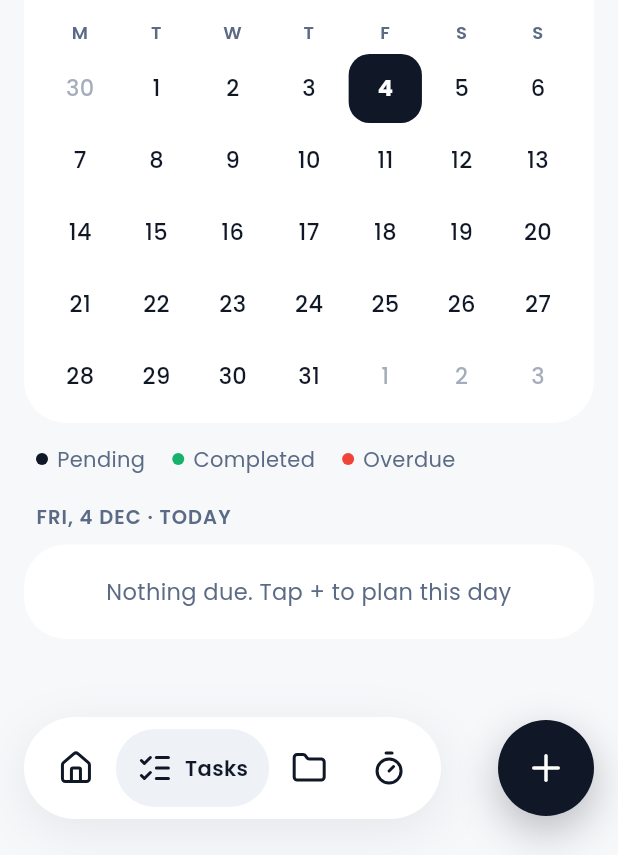
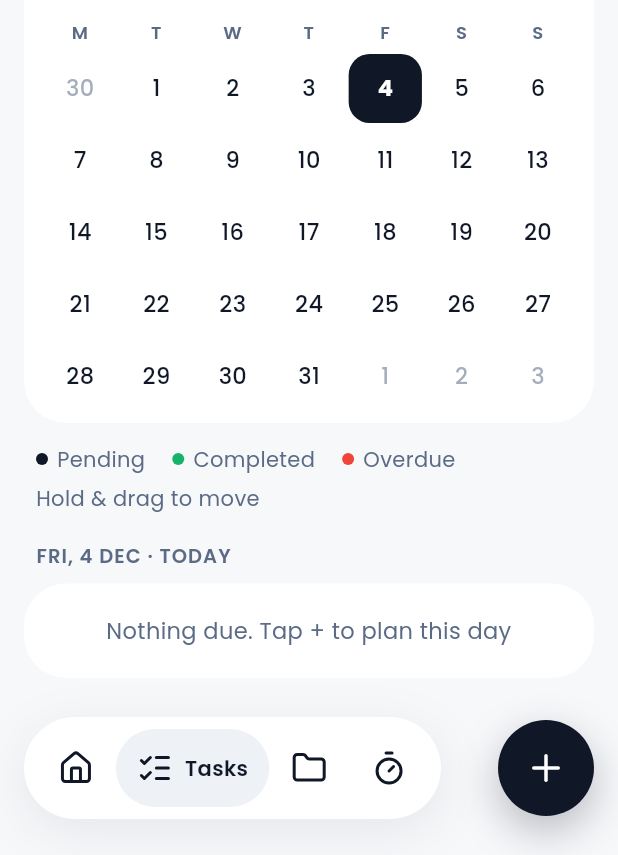
Before and after one commit to BrendanLTW/ctrltask, a Flutter app: the TasksScreen screen opened by its route, after a tap on "Calendar", on a phone screen of 412 x 824 dp, the part 381-1236 px from its top. Run offline on Flutter 3.47's test engine with Material 3 defaults, Android fonts, the phone set to English and light mode, and no system bars; our stand-ins replace csv, drift, drift_flutter, file_picker, flutter_local_notifications, flutter_riverpod and 7 more; missing offline and left inert: app_settings, workmanager; accounts and stored records are empty; generated files the repository leaves out were written again; statements that could not run were skipped.

Commit message:
feat: drag to reschedule on the month calendar
Long-press a task in S21's agenda and drop it on a day: the date changes and the time stays; its own day changes nothing. Month days ring in ink while a task hovers. The hint "Hold & drag to move" joins the legend. The list's Reschedule and the drop share setTaskDue.

```diff
--- a/lib/core/widgets/month_calendar.dart
+++ b/lib/core/widgets/month_calendar.dart
@@ -24,6 +24,7 @@ class MonthCalendar extends StatelessWidget {
     required this.onMonthChanged,
     this.selected,
     this.dotsFor,
+    this.onDrop,
     super.key,
   });
 
@@ -40,6 +41,10 @@ class MonthCalendar extends StatelessWidget {
   /// Up to three status dots per day (S21). Overdue days also get a red
   /// number.
   final Set<CalendarDot> Function(DateTime day)? dotsFor;
+
+  /// Something dragged onto a day (S21's drag to reschedule). Days take
+  /// drops only when set, and ring in `ink` while one hovers.
+  final void Function(DateTime day, Object data)? onDrop;
 
   @override
   Widget build(BuildContext context) {
@@ -143,6 +148,16 @@ class _Day extends StatelessWidget {
 
   @override
   Widget build(BuildContext context) {
+    final onDrop = calendar.onDrop;
+    if (onDrop == null) return _cell(context, hovering: false);
+    return DragTarget<Object>(
+      onAcceptWithDetails: (d) => onDrop(date, d.data),
+      builder: (context, candidates, _) =>
+          _cell(context, hovering: candidates.isNotEmpty),
+    );
+  }
+
+  Widget _cell(BuildContext context, {required bool hovering}) {
     final colors = context.colors;
     final palette = context.projectColors;
     final today = calendar.today;
@@ -179,7 +194,9 @@ class _Day extends StatelessWidget {
             decoration: BoxDecoration(
               color: isSelected ? colors.ink : null,
               borderRadius: BorderRadius.circular(AppRadius.r14),
-              border: isToday && !isSelected
+              border: hovering
+                  ? Border.all(color: colors.ink, width: 2)
+                  : isToday && !isSelected
                   ? Border.all(color: colors.control, width: 2)
                   : null,
             ),
--- a/lib/features/calendar/presentation/calendar_month_view.dart
+++ b/lib/features/calendar/presentation/calendar_month_view.dart
@@ -29,9 +29,8 @@ import 'package:flutter_riverpod/flutter_riverpod.dart';
 import 'package:go_router/go_router.dart';
 
 /// S21 Calendar · Month (PRD §5.6): the month with status dots, the
-/// legend, and the picked day's agenda.
-// shortcut: "Hold & drag to move" and drag to reschedule come with 5.5
-// (v1.1).
+/// legend, and the picked day's agenda, whose tasks drag onto a day to
+/// move there at the same time (v1.1).
 class CalendarMonthView extends ConsumerStatefulWidget {
   const new({super.key});
 
@@ -116,6 +115,13 @@ class _CalendarMonthState extends ConsumerState<CalendarMonthView> {
                     },
                     null => const {},
                   },
+                  // Same time, new day; dropped on its own day, nothing.
+                  onDrop: (to, data) {
+                    if (data is! Task || data.dueDate == to) return;
+                    unawaited(
+                      setTaskDue(ref, data, date: to, minute: data.dueMinute),
+                    );
+                  },
                 ),
               ],
             ),
@@ -138,6 +144,10 @@ class _CalendarMonthState extends ConsumerState<CalendarMonthView> {
                 legend(
                   context.projectColors.of(ProjectColorKey.red).solid,
                   l10n.legendOverdue,
+                ),
+                Text(
+                  l10n.holdToMove,
+                  style: text.subline.copyWith(color: colors.muted),
                 ),
               ],
             ),
@@ -167,6 +177,7 @@ class _CalendarMonthState extends ConsumerState<CalendarMonthView> {
             )
           else
             TaskListGroup(
+              draggable: true,
               tasks: agenda,
               now: now,
               labels: labels,
--- a/lib/l10n/app_en.arb
+++ b/lib/l10n/app_en.arb
@@ -1808,5 +1808,6 @@
   "detectedPrefix": "Detected",
   "detectedSuffix": "from your words",
   "hintToday": "today",
-  "hintTomorrow": "tomorrow"
+  "hintTomorrow": "tomorrow",
+  "holdToMove": "Hold & drag to move"
 }
--- a/lib/l10n/app_localizations.dart
+++ b/lib/l10n/app_localizations.dart
@@ -3603,6 +3603,12 @@ abstract class AppLocalizations {
   /// In en, this message translates to:
   /// **'tomorrow'**
   String get hintTomorrow;
+
+  /// No description provided for @holdToMove.
+  ///
+  /// In en, this message translates to:
+  /// **'Hold & drag to move'**
+  String get holdToMove;
 }
 
 class _AppLocalizationsDelegate
--- a/lib/l10n/app_localizations_en.dart
+++ b/lib/l10n/app_localizations_en.dart
@@ -2360,4 +2360,7 @@ class AppLocalizationsEn extends AppLocalizations {
 
   @override
   String get hintTomorrow => 'tomorrow';
+
+  @override
+  String get holdToMove => 'Hold & drag to move';
 }
```
Also changed, not shown: lib/features/tasks/presentation/list/task_list_group.dart (+75 -12 lines), 3 other files.
